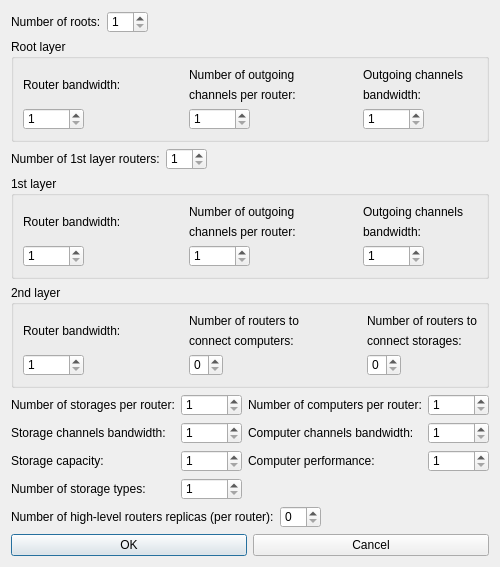
Above: DCGUI/Windows/TreeDialog.ui from DanielZorin/DataCenters before the change. Below: the same form after it.
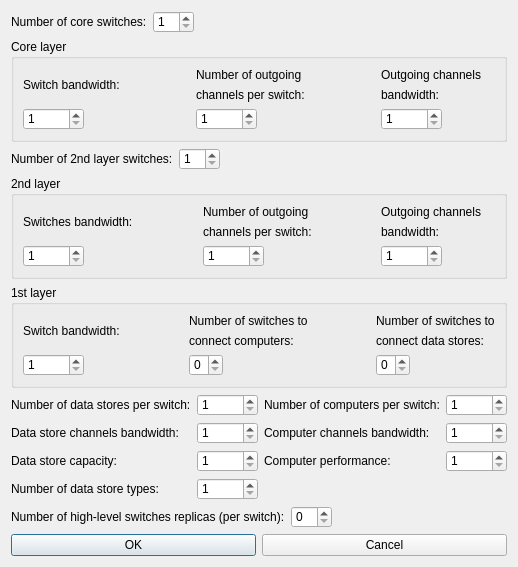
That is the form after the change.

```diff
--- a/DCGUI/Windows/TreeDialog.ui
+++ b/DCGUI/Windows/TreeDialog.ui
@@ -6,8 +6,8 @@
    <rect>
     <x>0</x>
     <y>0</y>
-    <width>468</width>
-    <height>512</height>
+    <width>481</width>
+    <height>532</height>
    </rect>
   </property>
   <property name="sizePolicy">
@@ -38,7 +38,7 @@
      <item>
       <widget class="QLabel" name="label">
        <property name="text">
-        <string>Number of roots:</string>
+        <string>Number of core switches:</string>
        </property>
       </widget>
      </item>
@@ -79,7 +79,7 @@
       </sizepolicy>
      </property>
      <property name="title">
-      <string>Root layer</string>
+      <string>Core layer</string>
      </property>
      <layout class="QHBoxLayout" name="horizontalLayout_16">
       <item>
@@ -87,7 +87,7 @@
         <item>
          <widget class="QLabel" name="label_2">
           <property name="text">
-           <string>Router bandwidth:</string>
+           <string>Switch bandwidth:</string>
           </property>
          </widget>
         </item>
@@ -145,7 +145,7 @@
         <item>
          <widget class="QLabel" name="label2">
           <property name="text">
-           <string>channels per router:</string>
+           <string>channels per switch:</string>
           </property>
          </widget>
         </item>
@@ -244,7 +244,7 @@
      <item>
       <widget class="QLabel" name="numRouters1Lab">
        <property name="text">
-        <string>Number of 1st layer routers:</string>
+        <string>Number of 2nd layer switches:</string>
        </property>
       </widget>
      </item>
@@ -279,7 +279,7 @@
       </sizepolicy>
      </property>
      <property name="title">
-      <string>1st layer</string>
+      <string>2nd layer</string>
      </property>
      <layout class="QHBoxLayout" name="horizontalLayout_17">
       <item>
@@ -287,7 +287,7 @@
         <item>
          <widget class="QLabel" name="label_5">
           <property name="text">
-           <string>Router bandwidth:</string>
+           <string>Switches bandwidth:</string>
           </property>
          </widget>
         </item>
@@ -345,7 +345,7 @@
         <item>
          <widget class="QLabel" name="label_15">
           <property name="text">
-           <string>channels per router:</string>
+           <string>channels per switch:</string>
           </property>
          </widget>
         </item>
@@ -448,7 +448,7 @@
       </sizepolicy>
      </property>
      <property name="title">
-      <string>2nd layer</string>
+      <string>1st layer</string>
      </property>
      <layout class="QHBoxLayout" name="horizontalLayout_18">
       <item>
@@ -456,7 +456,7 @@
         <item>
          <widget class="QLabel" name="label_17">
           <property name="text">
-           <string>Router bandwidth:</string>
+           <string>Switch bandwidth:</string>
           </property>
          </widget>
         </item>
@@ -507,7 +507,7 @@
         <item>
          <widget class="QLabel" name="label_27">
           <property name="text">
-           <string>Number of routers to</string>
+           <string>Number of switches to</string>
           </property>
          </widget>
         </item>
@@ -565,14 +565,14 @@
         <item>
          <widget class="QLabel" name="label_23">
           <property name="text">
-           <string>Number of routers to</string>
+           <string>Number of switches to</string>
           </property>
          </widget>
         </item>
         <item>
          <widget class="QLabel" name="label_24">
           <property name="text">
-           <string>connect storages:</string>
+           <string>connect data stores:</string>
           </property>
          </widget>
         </item>
@@ -614,28 +614,28 @@
          <item>
           <widget class="QLabel" name="label_13">
            <property name="text">
-            <string>Number of storages per router:</string>
+            <string>Number of data stores per switch:</string>
            </property>
           </widget>
          </item>
          <item>
           <widget class="QLabel" name="label_29">
            <property name="text">
-            <string>Storage channels bandwidth:</string>
+            <string>Data store channels bandwidth:</string>
            </property>
           </widget>
          </item>
          <item>
           <widget class="QLabel" name="label_8">
            <property name="text">
-            <string>Storage capacity:</string>
+            <string>Data store capacity:</string>
            </property>
           </widget>
          </item>
          <item>
           <widget class="QLabel" name="label_7">
            <property name="text">
-            <string>Number of storage types:</string>
+            <string>Number of data store types:</string>
            </property>
           </widget>
          </item>
@@ -696,7 +696,7 @@
            <item>
             <widget class="QLabel" name="label_26">
              <property name="text">
-              <string>Number of computers per router:</string>
+              <string>Number of computers per switch:</string>
              </property>
             </widget>
            </item>
@@ -774,7 +774,7 @@
      <item>
       <widget class="QLabel" name="label_4">
        <property name="text">
-        <string>Number of high-level routers replicas (per router):</string>
+        <string>Number of high-level switches replicas (per switch):</string>
        </property>
       </widget>
      </item>
```
